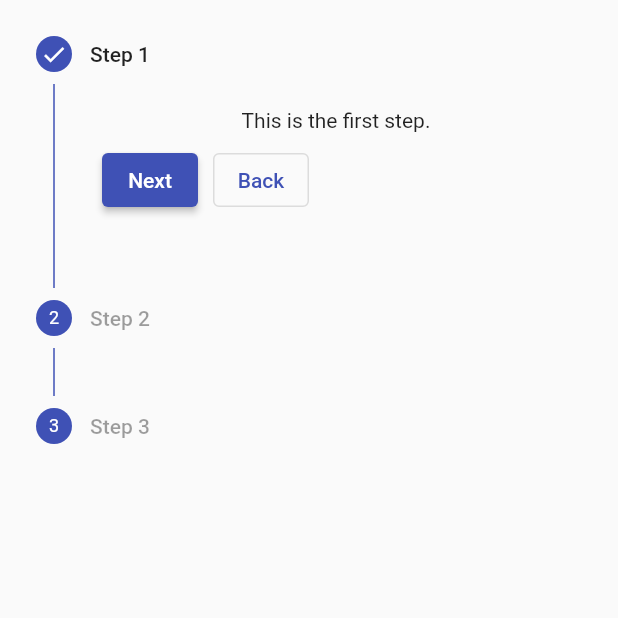
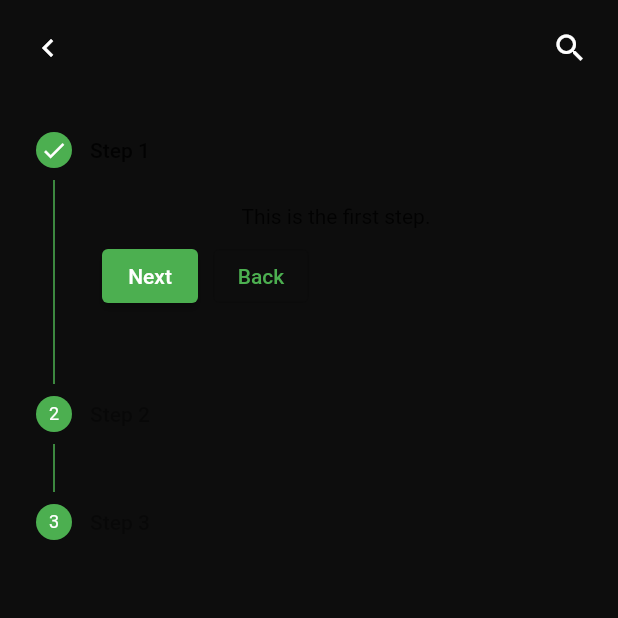
Before and after one commit to baguswijaksono/Flutter-Foods-App, a Flutter app: the screen it shows after launch, item 3 of the bottom bar chosen, on a phone screen of 412 x 824 dp, the top half of it. Run offline on Flutter 3.47's test engine with Material 2 defaults, Android fonts, the phone set to English and light mode, and no system bars; our stand-ins replace fl_chart, google_nav_bar, pie_chart.

Commit message:
fifty-first commit

```diff
--- a/lib/screen/cookstep.dart
+++ b/lib/screen/cookstep.dart
@@ -5,11 +5,12 @@ class cookstep extends StatelessWidget {
 
   @override
   Widget build(BuildContext context) {
+
     return MaterialApp(
       debugShowCheckedModeBanner: false,
       title: 'CodeWithHussain.com',
       theme: ThemeData(
-        primarySwatch: Colors.indigo,
+        primarySwatch: Colors.green,
       ),
       home: const HomeScreen(),
     );
@@ -69,9 +70,42 @@ class _HomeScreenState extends State<HomeScreen> {
   @override
   Widget build(BuildContext context) {
     return Scaffold(
-      body: Stepper(
-        elevation: 0, //Horizontal Impact
-        // margin: const EdgeInsets.all(20), //vertical impact
+            backgroundColor: Color.fromRGBO(13, 13, 13, 1.0),
+
+      body: SafeArea(
+                                child: Column(
+                                  children: [
+                                    Row(
+                          mainAxisAlignment: MainAxisAlignment.spaceBetween,
+                          children: [
+                            Container( child: Padding(
+                              padding: const EdgeInsets.all(8.0),
+                                    child: IconButton(
+                                      icon: const Icon(
+                                        Icons.navigate_before,
+                                        color: Colors.white,),
+                                        onPressed: () {
+                                          Navigator.pop(context);
+                                          },
+                                          ),
+                                          ),
+                                          ),
+                              Container( child: Padding(
+                              padding: const EdgeInsets.all(8.0),
+                                    child: IconButton(
+                                      icon: const Icon(
+                                        Icons.search_sharp,
+                                        color: Colors.white,),
+                                        onPressed: () {
+                                          Navigator.pop(context);
+                                          },
+                                          ),
+                                          ),
+                                          ),
+                          ],
+                        ),
+                                Stepper(
+          elevation: 0,
           controlsBuilder: controlBuilders,
           type: StepperType.vertical,
           physics: const ScrollPhysics(),
@@ -104,6 +138,10 @@ class _HomeScreenState extends State<HomeScreen> {
             ),
           ],
         ),
+                                  ],
+                                ),
+
+      ),
     );
   }
 }
```
Lines whose indentation alone changed are shown as unchanged.
